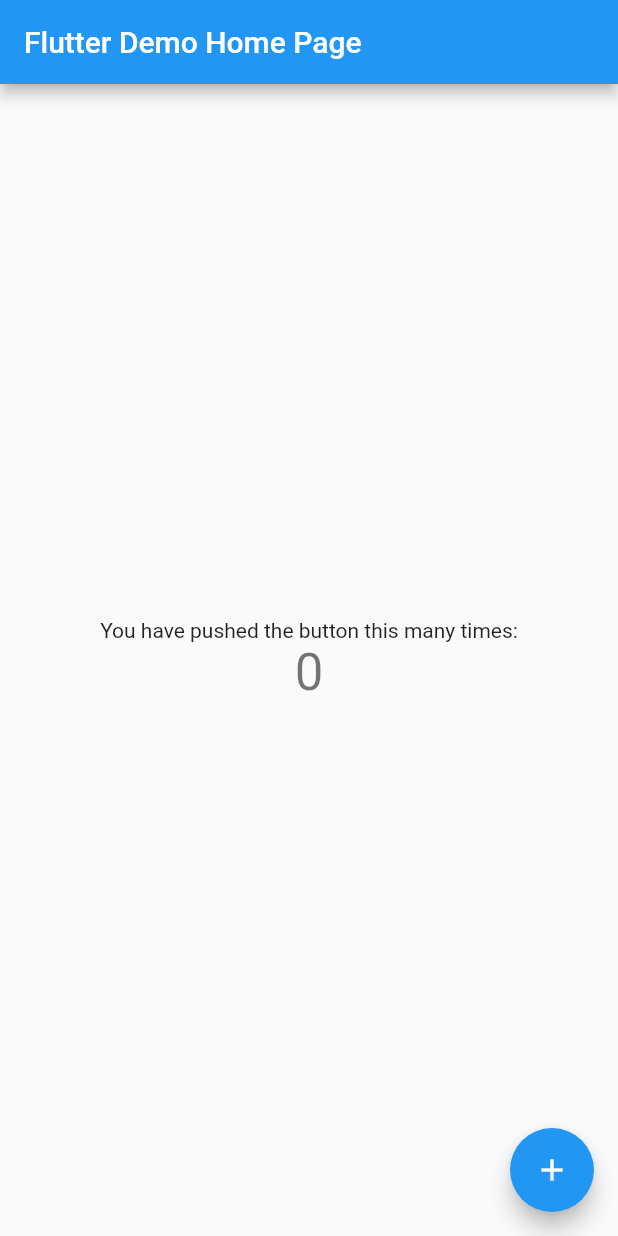
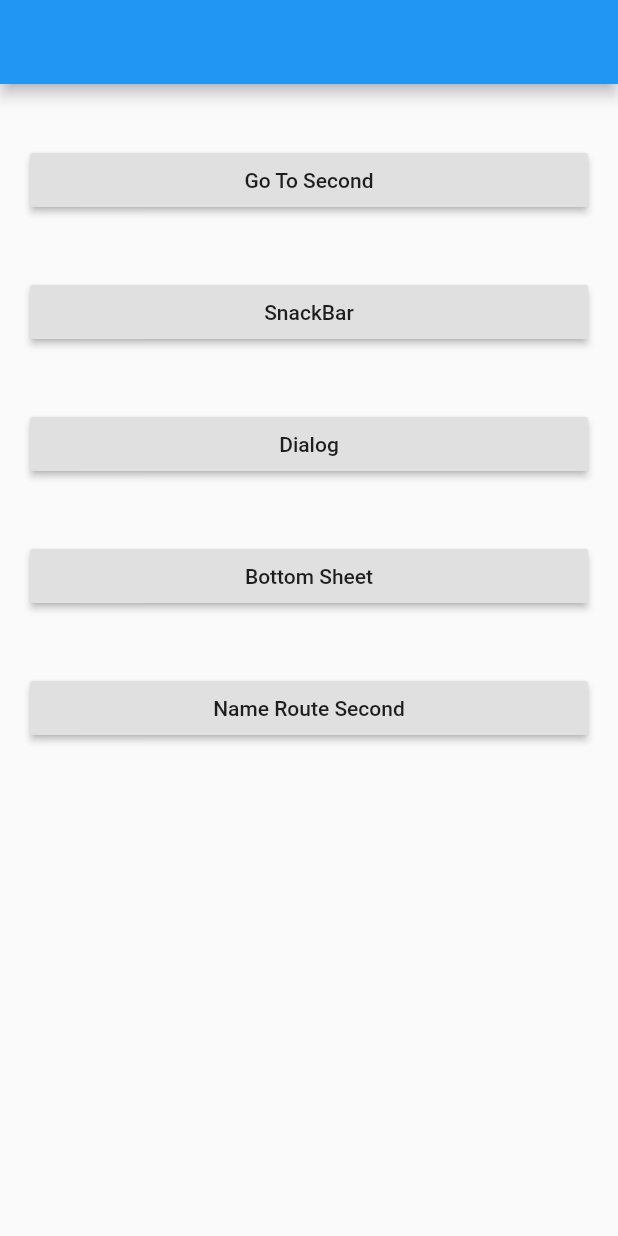
Before and after one commit to iamrizvan/f_navigation, a Flutter app: the screen it shows after launch, on a phone screen of 412 x 824 dp. Run offline on Flutter 3.47's test engine with Material 2 defaults, Android fonts, the light colour scheme and no system bars; our stand-ins replace get.

Commit message:
Navigation app is completed, final commit

```diff
--- a/lib/main.dart
+++ b/lib/main.dart
@@ -1,4 +1,9 @@
+import 'package:f_navigation/pages/fourth.dart';
+import 'package:f_navigation/pages/home.dart';
+import 'package:f_navigation/pages/second.dart';
+import 'package:f_navigation/pages/third.dart';
 import 'package:flutter/material.dart';
+import 'package:get/get.dart';
 
 void main() {
   runApp(MyApp());
@@ -8,106 +13,28 @@
   // This widget is the root of your application.
   @override
   Widget build(BuildContext context) {
-    return MaterialApp(
+    return GetMaterialApp(
       title: 'Flutter Demo',
       theme: ThemeData(
-        // This is the theme of your application.
-        //
-        // Try running your application with "flutter run". You'll see the
-        // application has a blue toolbar. Then, without quitting the app, try
-        // changing the primarySwatch below to Colors.green and then invoke
-        // "hot reload" (press "r" in the console where you ran "flutter run",
-        // or simply save your changes to "hot reload" in a Flutter IDE).
-        // Notice that the counter didn't reset back to zero; the application
-        // is not restarted.
         primarySwatch: Colors.blue,
       ),
-      home: MyHomePage(title: 'Flutter Demo Home Page'),
+      getPages: [
+        GetPage(
+            name: '/', page: () => Home(), transition: Transition.cupertino),
+        GetPage(
+            name: '/second',
+            page: () => Second(),
+            transition: Transition.cupertino),
+        GetPage(
+            name: '/third',
+            page: () => Third(),
+            transition: Transition.cupertino),
+        GetPage(
+            name: '/fourth',
+            page: () => Fourth(),
+            transition: Transition.cupertino),
+      ],
+      home: Home(),
     );
   }
 }
-
-class MyHomePage extends StatefulWidget {
-  MyHomePage({Key key, this.title}) : super(key: key);
-
-  // This widget is the home page of your application. It is stateful, meaning
-  // that it has a State object (defined below) that contains fields that affect
-  // how it looks.
-
-  // This class is the configuration for the state. It holds the values (in this
-  // case the title) provided by the parent (in this case the App widget) and
-  // used by the build method of the State. Fields in a Widget subclass are
-  // always marked "final".
-
-  final String title;
-
-  @override
-  _MyHomePageState createState() => _MyHomePageState();
-}
-
-class _MyHomePageState extends State<MyHomePage> {
-  int _counter = 0;
-
-  void _incrementCounter() {
-    setState(() {
-      // This call to setState tells the Flutter framework that something has
-      // changed in this State, which causes it to rerun the build method below
-      // so that the display can reflect the updated values. If we changed
-      // _counter without calling setState(), then the build method would not be
-      // called again, and so nothing would appear to happen.
-      _counter++;
-    });
-  }
-
-  @override
-  Widget build(BuildContext context) {
-    // This method is rerun every time setState is called, for instance as done
-    // by the _incrementCounter method above.
-    //
-    // The Flutter framework has been optimized to make rerunning build methods
-    // fast, so that you can just rebuild anything that needs updating rather
-    // than having to individually change instances of widgets.
-    return Scaffold(
-      appBar: AppBar(
-        // Here we take the value from the MyHomePage object that was created by
-        // the App.build method, and use it to set our appbar title.
-        title: Text(widget.title),
-      ),
-      body: Center(
-        // Center is a layout widget. It takes a single child and positions it
-        // in the middle of the parent.
-        child: Column(
-          // Column is also a layout widget. It takes a list of children and
-          // arranges them vertically. By default, it sizes itself to fit its
-          // children horizontally, and tries to be as tall as its parent.
-          //
-          // Invoke "debug painting" (press "p" in the console, choose the
-          // "Toggle Debug Paint" action from the Flutter Inspector in Android
-          // Studio, or the "Toggle Debug Paint" command in Visual Studio Code)
-          // to see the wireframe for each widget.
-          //
-          // Column has various properties to control how it sizes itself and
-          // how it positions its children. Here we use mainAxisAlignment to
-          // center the children vertically; the main axis here is the vertical
-          // axis because Columns are vertical (the cross axis would be
-          // horizontal).
-          mainAxisAlignment: MainAxisAlignment.center,
-          children: <Widget>[
-            Text(
-              'You have pushed the button this many times:',
-            ),
-            Text(
-              '$_counter',
-              style: Theme.of(context).textTheme.headline4,
-            ),
-          ],
-        ),
-      ),
-      floatingActionButton: FloatingActionButton(
-        onPressed: _incrementCounter,
-        tooltip: 'Increment',
-        child: Icon(Icons.add),
-      ), // This trailing comma makes auto-formatting nicer for build methods.
-    );
-  }
-}
--- /dev/null
+++ b/lib/pages/home.dart
@@ -0,0 +1,101 @@
+import 'package:f_navigation/pages/second.dart';
+import 'package:flutter/material.dart';
+import 'package:get/get.dart';
+
+class Home extends StatelessWidget {
+  const Home({Key key}) : super(key: key);
+
+  @override
+  Widget build(BuildContext context) {
+    return Scaffold(
+      appBar: AppBar(),
+      body: Column(
+        mainAxisAlignment: MainAxisAlignment.center,
+        children: [
+          Expanded(
+            child: ListView(
+              children: [
+                SizedBox(height: 40),
+                Padding(
+                  padding: const EdgeInsets.symmetric(horizontal: 20),
+                  child: RaisedButton(
+                      child: Text('Go To Second'), onPressed: () => geToNext()),
+                ),
+                SizedBox(height: 40),
+                Padding(
+                  padding: const EdgeInsets.symmetric(horizontal: 20),
+                  child: RaisedButton(
+                      child: Text('SnackBar'), onPressed: _showSnackBar),
+                ),
+                SizedBox(height: 40),
+                Padding(
+                  padding: const EdgeInsets.symmetric(horizontal: 20),
+                  child: RaisedButton(
+                      child: Text('Dialog'), onPressed: _showDialog),
+                ),
+                SizedBox(height: 40),
+                Padding(
+                  padding: const EdgeInsets.symmetric(horizontal: 20),
+                  child: RaisedButton(
+                      child: Text('Bottom Sheet'), onPressed: _showBottomSheet),
+                ),
+                SizedBox(height: 40),
+                Padding(
+                  padding: const EdgeInsets.symmetric(horizontal: 20),
+                  child: RaisedButton(
+                      child: Text('Name Route Second'),
+                      onPressed: () {
+                        Get.toNamed('/second/');
+                      }),
+                ),
+                SizedBox(height: 40),
+              ],
+            ),
+          ),
+        ],
+      ),
+    );
+  }
+
+  geToNext() {
+    Get.to(Second(), transition: Transition.cupertino);
+  }
+
+  _showSnackBar() {
+    Get.snackbar('Snackbar', 'This is awesome snackbar.',
+        snackPosition: SnackPosition.BOTTOM);
+  }
+
+  _showDialog() {
+    Get.defaultDialog(
+        title: 'Awesome Dialog',
+        content: Text(
+          'This is simplest way to show dialogbox',
+          style: TextStyle(color: Colors.black, fontSize: 14),
+        ));
+  }
+
+  _showBottomSheet() {
+    Get.bottomSheet(
+      Container(
+        child: Wrap(
+          children: <Widget>[
+            ListTile(
+                leading: Icon(Icons.music_note),
+                title: Text('Music'),
+                onTap: () => {}),
+            ListTile(
+              leading: Icon(Icons.videocam),
+              title: Text('Video'),
+              onTap: () => {},
+            ),
+            SizedBox(
+              height: 100,
+            ),
+          ],
+        ),
+      ),
+      backgroundColor: Colors.white,
+    );
+  }
+}
--- a/pubspec.yaml
+++ b/pubspec.yaml
@@ -23,6 +23,7 @@
 dependencies:
   flutter:
     sdk: flutter
+  get: ^4.1.4
 
 
   # The following adds the Cupertino Icons font to your application.
```
Also changed, not shown: lib/pages/fourth.dart (added, +39 -0 lines), lib/pages/second.dart (added, +66 -0 lines), lib/pages/third.dart (added, +21 -0 lines), pubspec.lock.
